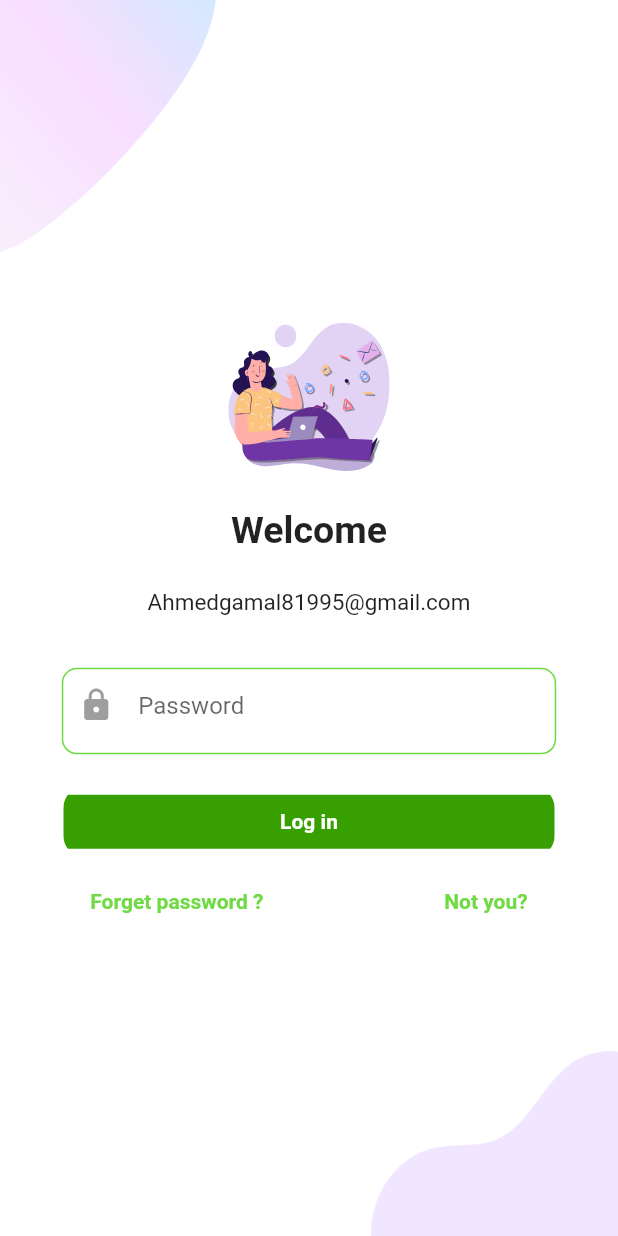
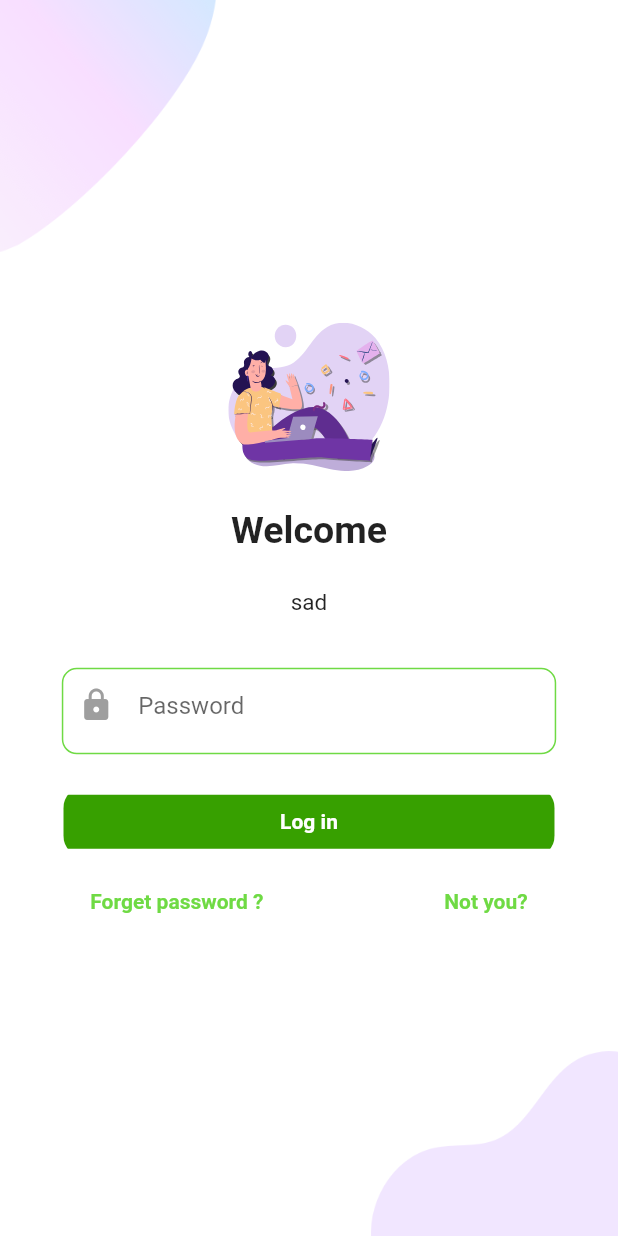
Before and after one commit to AhmedGamalSaiid/UpworkFlutter, a Flutter app: the PasswordPage screen opened directly, on a phone screen of 412 x 824 dp. Run offline on Flutter 3.47's test engine with Material 2 defaults, Android fonts, the phone set to English and light mode, and no system bars; our stand-ins replace custom_navigation_bar, email_validator, flutter_svg.

Commit message:
make email value is dynamic

```diff
--- a/lib/View/Pages/BeforeLoginPages/Password.dart
+++ b/lib/View/Pages/BeforeLoginPages/Password.dart
@@ -7,6 +7,8 @@ import 'package:upwork/View/components/beforeLogin/Loginbtn.dart';
 import 'package:upwork/constanse.dart';
 
 class PasswordPage extends StatefulWidget {
+  final String emailVal;
+  PasswordPage({this.emailVal="sad"});
   @override
   _PasswordPageState createState() => _PasswordPageState();
 }
@@ -32,7 +34,7 @@ class _PasswordPageState extends State<PasswordPage> {
             ),
             SizedBox(height: size.height * 0.03),
             Text(
-              "Ahmedgamal81995@gmail.com",
+              widget.emailVal,
               style: TextStyle(fontSize: 15),
             ),
             SizedBox(height: size.height * 0.03),
@@ -48,13 +50,9 @@ class _PasswordPageState extends State<PasswordPage> {
               textColor: Colors.white,
               borderColor: Color(0x00000000),
               press: () {
-                Navigator.push(context, MaterialPageRoute(
-                  builder: (context) {
+                Navigator.push(context, MaterialPageRoute(builder: (context) {
                   return HomePage();
-                }
-              )
-            );
-
+                }));
               },
             ),
             SizedBox(height: 10),
```
Also changed, not shown: lib/View/components/beforeLogin/LoginBody.dart (+11 -3 lines).
